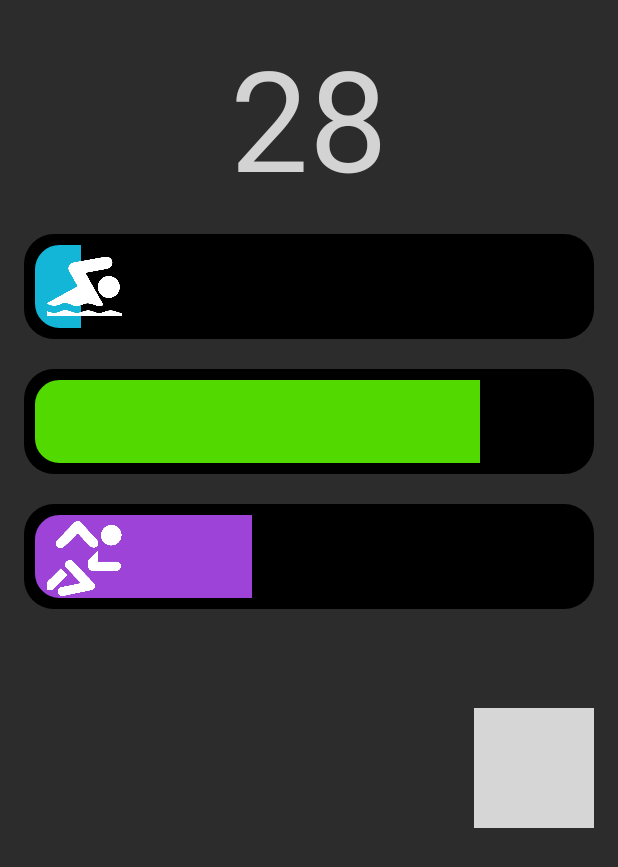
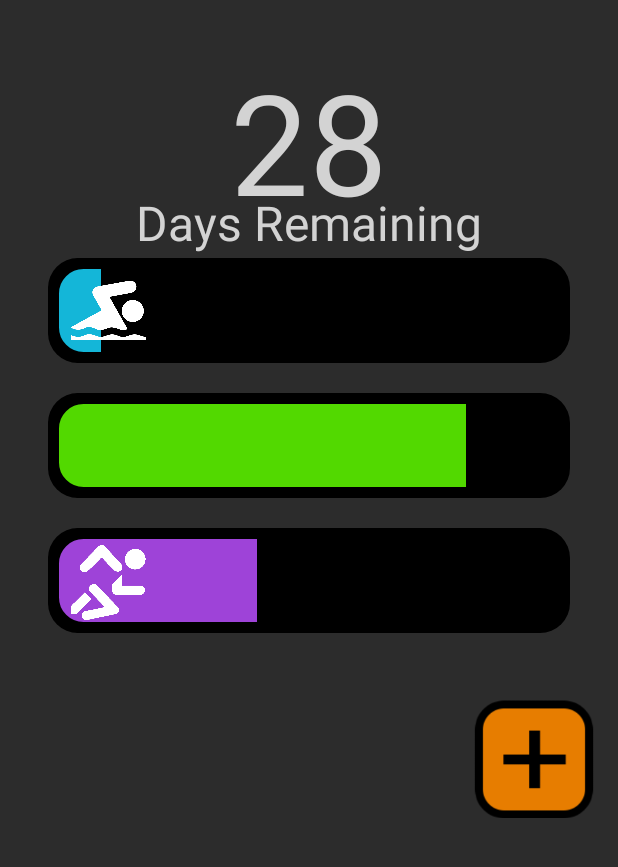
Before and after one commit to Ittociwam/IronmanApp, an Android app: the screen it shows after launch (MainActivity), on a phone screen of 412 x 824 dp. Shown: the top 867 px of the screen. Run offline under Robolectric (Android 15) with nearby library versions, the light colour scheme and no system bars; network calls fail; grey boxes are pictures that could not be loaded.

Commit message:
Button holds still
Signed-off-by: John Smidt <johnmsmidt@gmail.com>

```diff
--- a/app/src/main/res/layout/activity_main.xml
+++ b/app/src/main/res/layout/activity_main.xml
@@ -1,25 +1,27 @@
-
 <RelativeLayout xmlns:android="http://schemas.android.com/apk/res/android"
     xmlns:tools="http://schemas.android.com/tools" android:layout_width="match_parent"
-    android:layout_height="2050dp" android:paddingLeft="@dimen/activity_horizontal_margin"
+    android:layout_height="fill_parent" android:paddingLeft="@dimen/activity_horizontal_margin"
     android:paddingRight="@dimen/activity_horizontal_margin"
     android:paddingTop="@dimen/activity_vertical_margin"
     android:paddingBottom="@dimen/activity_vertical_margin" tools:context=".MainActivity"
     android:background="#2c2c2c"
-    android:nestedScrollingEnabled="true">
+    >
+
+    <ScrollView xmlns:android="http://schemas.android.com/apk/res/android"
+        android:layout_width="fill_parent"
+        android:layout_height="fill_parent"
+    >
+        <RelativeLayout xmlns:android="http://schemas.android.com/apk/res/android"
+            xmlns:tools="http://schemas.android.com/tools" android:layout_width="match_parent"
+            android:layout_height="2050dp" android:paddingLeft="@dimen/activity_horizontal_margin"
+            android:paddingRight="@dimen/activity_horizontal_margin"
+            android:paddingTop="@dimen/activity_vertical_margin"
+            android:paddingBottom="@dimen/activity_vertical_margin" tools:context=".MainActivity"
+            android:background="#2c2c2c"
+            android:nestedScrollingEnabled="true">
 
 
-    <ImageView
-        android:layout_width="80dp"
-        android:layout_height="80dp"
-        android:id="@+id/imageView3"
 
-        android:layout_marginTop="66dp"
-        android:src="@drawable/plus"
-        android:clickable="true"
-        android:layout_below="@+id/progressBar3"
-        android:layout_alignParentRight="true"
-        android:layout_alignParentEnd="true" />
 
     <TextView
         android:layout_width="wrap_content"
@@ -27,13 +29,11 @@
         android:textAppearance="?android:attr/textAppearanceLarge"
         android:text="28"
         android:id="@+id/textView2"
-        android:layout_alignParentTop="true"
-        android:layout_centerHorizontal="true"
         android:gravity="center_horizontal"
         android:textColor="#d3d3d3"
         android:textSize="42pt"
-        android:layout_alignParentLeft="false"
-        android:layout_marginTop="0dp" />
+        android:layout_alignParentTop="true"
+        android:layout_centerHorizontal="true" />
 
     <ProgressBar
         style="@android:style/Widget.ProgressBar.Horizontal"
@@ -104,5 +104,33 @@
         android:layout_marginTop="331dp"
         android:src="@drawable/run" />
 
+    <TextView
+        android:layout_width="wrap_content"
+        android:layout_height="50dp"
+        android:textAppearance="?android:attr/textAppearanceLarge"
+        android:text="Days Remaining"
+        android:id="@+id/textView"
+        android:textColor="#d3d3d3"
+        android:textSize="32sp"
+        android:layout_marginBottom="55dp"
+        android:layout_alignBottom="@+id/imageView"
+        android:layout_centerHorizontal="true" />
+
+
+        </RelativeLayout>
+</ScrollView>
+
+    <ImageView
+        android:layout_width="80dp"
+        android:layout_height="80dp"
+        android:id="@+id/imageView3"
+
+        android:layout_marginTop="450dp"
+        android:src="@drawable/plus"
+        android:clickable="true"
+
+
+        android:layout_alignParentRight="true"
+        android:layout_alignParentEnd="true" />
 
 </RelativeLayout>
```
Also changed, not shown: app/src/main/res/drawable/plus.png (added).
